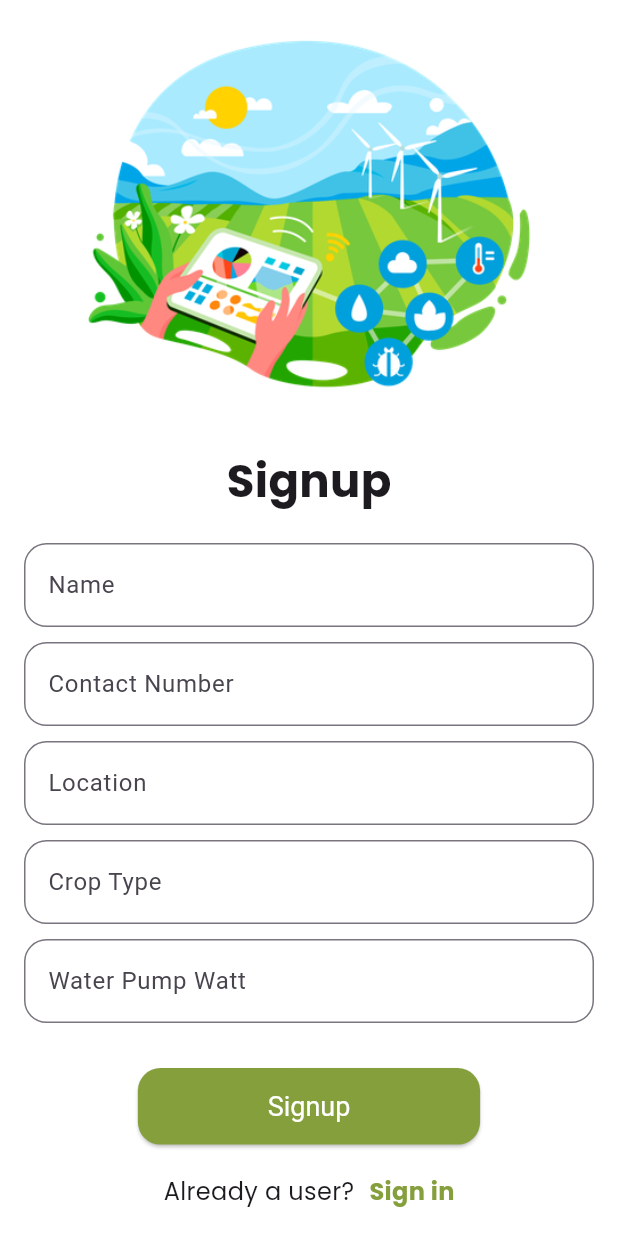
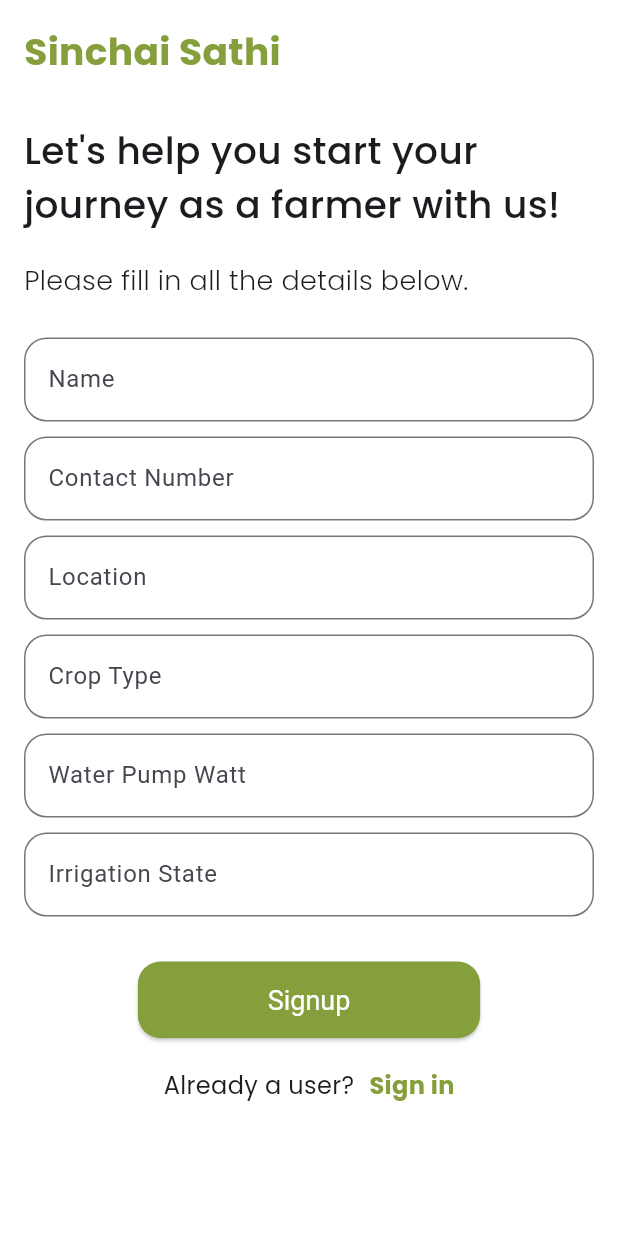
Before and after one commit to jaishree29/Sinchai-Sathi, a Flutter app: the screen it shows after launch, after a tap on "Sign in", after a tap on "Sign Up", on a phone screen of 412 x 824 dp. Run offline on Flutter 3.47's test engine with Material 3 defaults, Android fonts, the phone set to English and light mode, and no system bars; our stand-ins replace animated_text_kit, convex_bottom_bar, fl_chart, google_fonts, shared_preferences.

Commit message:
Fixed signup page

```diff
--- a/lib/views/auth/signup_screen.dart
+++ b/lib/views/auth/signup_screen.dart
@@ -22,6 +22,8 @@ class _SignupScreenState extends State<SignupScreen> {
   final TextEditingController _locationController = TextEditingController();
   final TextEditingController _cropTypeController = TextEditingController();
   final TextEditingController _pumpWattController = TextEditingController();
+  final TextEditingController _irrigationStateController =
+      TextEditingController();
   bool _isLoading = false;
 
   Future<void> _signup() async {
@@ -34,7 +36,7 @@ class _SignupScreenState extends State<SignupScreen> {
         location: _locationController.text,
         cropType: _cropTypeController.text,
         waterPumpWatt: int.parse(_pumpWattController.text),
-        irrigationState: 'off',
+        irrigationState: _irrigationStateController.text,
         createdAt: DateTime.now(),
         updatedAt: DateTime.now(),
       );
@@ -68,18 +70,34 @@ class _SignupScreenState extends State<SignupScreen> {
               mainAxisAlignment: MainAxisAlignment.spaceEvenly,
               children: [
                 Column(
+                  crossAxisAlignment: CrossAxisAlignment.start,
                   children: [
-                    Image.asset("assets/logos/hero1.png"),
-                    const SizedBox(
-                      height: 30,
+                    Text(
+                      "Sinchai Sathi",
+                      style: GoogleFonts.poppins(
+                        fontSize: 25.0,
+                        color: SColors.primary,
+                        fontWeight: FontWeight.bold,
+                      ),
                     ),
+                    const SizedBox(height: 30),
                     Text(
-                      "Signup",
+                      "Let's help you start your journey as a farmer with us!",
                       style: GoogleFonts.poppins(
-                          fontSize: 30.0, fontWeight: FontWeight.bold),
+                        fontSize: 25.0,
+                        fontWeight: FontWeight.w500,
+                      ),
+                    ),
+                    const SizedBox(height: 20),
+                    Text(
+                      "Please fill in all the details below.",
+                      style: GoogleFonts.poppins(
+                        fontSize: 18.0,
+                        fontWeight: FontWeight.w300,
+                      ),
                     ),
                     const SizedBox(
-                      height: 20,
+                      height: 25,
                     ),
                     STextField(
                       labelText: 'Name',
@@ -105,14 +123,20 @@ class _SignupScreenState extends State<SignupScreen> {
                       labelText: 'Water Pump Watt',
                       controller: _pumpWattController,
                     ),
-
+                    const SizedBox(height: 10),
+                    STextField(
+                      labelText: 'Irrigation State',
+                      controller: _irrigationStateController,
+                    ),
                     const SizedBox(height: 30),
                   ],
                 ),
-                _isLoading ? const CircularProgressIndicator() : SElevatedButton(
-                  text: 'Signup',
-                  onPressed: _signup,
-                ),
+                _isLoading
+                    ? const CircularProgressIndicator()
+                    : SElevatedButton(
+                        text: 'Signup',
+                        onPressed: _signup,
+                      ),
                 const SizedBox(height: 20),
                 Row(
                   mainAxisAlignment: MainAxisAlignment.center,
--- a/lib/views/splash_screen.dart
+++ b/lib/views/splash_screen.dart
@@ -3,7 +3,6 @@ import 'package:animated_text_kit/animated_text_kit.dart';
 import 'package:flutter/material.dart';
 import 'package:shared_preferences/shared_preferences.dart';
 import 'package:sinchai_sathi/utils/colors.dart';
-import 'package:sinchai_sathi/utils/image_strings.dart';
 import 'package:sinchai_sathi/views/auth/signup_screen.dart';
 import 'package:sinchai_sathi/views/navbar.dart';
 
@@ -50,20 +49,16 @@ class SplashScreenState extends State<SplashScreen> {
   Widget build(BuildContext context) {
     return Scaffold(
       backgroundColor: SColors.primary,
-      body: Column(
-        mainAxisAlignment: MainAxisAlignment.center,
-        children: [
-          Image.asset(SImages.logo),
-          const SizedBox(
-            height: 20,
+      body: Center(
+        child: DefaultTextStyle(
+          style: const TextStyle(
+            fontSize: 50,
+            fontWeight: FontWeight.bold,
+            color: Colors.white,
           ),
-          DefaultTextStyle(
-            style: const TextStyle(
-              fontSize: 50,
-              fontWeight: FontWeight.bold,
-              color: Colors.white,
-            ),
-            child: AnimatedTextKit(isRepeatingAnimation: false, animatedTexts: [
+          child: AnimatedTextKit(
+            isRepeatingAnimation: false,
+            animatedTexts: [
               FadeAnimatedText(
                 'Sinchai Sathi',
                 duration: const Duration(seconds: 5),
@@ -73,9 +68,9 @@ class SplashScreenState extends State<SplashScreen> {
                   fontStyle: FontStyle.italic,
                 ),
               ),
-            ]),
+            ],
           ),
-        ],
+        ),
       ),
     );
   }
```
